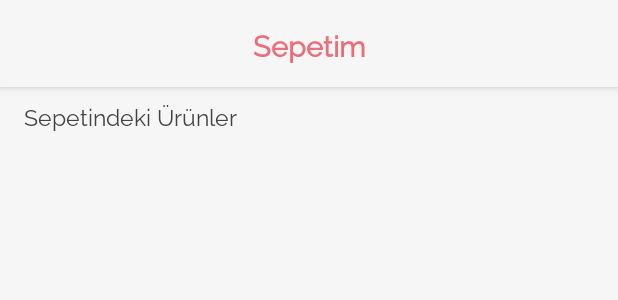
After one commit to sahinkaradeniz/ShoppingApp, an Android app: the layout fragment_cart.xml on its own in the app's theme, with its tools: preview values and no code run, on a phone screen of 412 x 824 dp. The commit adds this screen. Shown: the top 300 px of the screen. Run offline under Robolectric (Android 15) with nearby library versions, the phone set to English and light mode, and no system bars.

Commit message:
create cart fragment and design

```diff
--- /dev/null
+++ b/app/src/main/java/com/skapps/shoppingapp/ui/cart/CartFragment.kt
@@ -0,0 +1,32 @@
+package com.skapps.shoppingapp.ui.cart
+
+import androidx.lifecycle.ViewModelProvider
+import android.os.Bundle
+import androidx.fragment.app.Fragment
+import android.view.LayoutInflater
+import android.view.View
+import android.view.ViewGroup
+import com.skapps.shoppingapp.R
+
+class CartFragment : Fragment() {
+
+    companion object {
+        fun newInstance() = CartFragment()
+    }
+
+    private lateinit var viewModel: CartViewModel
+
+    override fun onCreateView(
+        inflater: LayoutInflater, container: ViewGroup?,
+        savedInstanceState: Bundle?
+    ): View? {
+        return inflater.inflate(R.layout.fragment_cart, container, false)
+    }
+
+    override fun onActivityCreated(savedInstanceState: Bundle?) {
+        super.onActivityCreated(savedInstanceState)
+        viewModel = ViewModelProvider(this).get(CartViewModel::class.java)
+        // TODO: Use the ViewModel
+    }
+
+}
--- /dev/null
+++ b/app/src/main/java/com/skapps/shoppingapp/ui/cart/CartViewModel.kt
@@ -0,0 +1,7 @@
+package com.skapps.shoppingapp.ui.cart
+
+import androidx.lifecycle.ViewModel
+
+class CartViewModel : ViewModel() {
+    // TODO: Implement the ViewModel
+}
--- /dev/null
+++ b/app/src/main/res/layout/fragment_cart.xml
@@ -0,0 +1,60 @@
+<?xml version="1.0" encoding="utf-8"?>
+<layout xmlns:app="http://schemas.android.com/apk/res-auto"
+    xmlns:tools="http://schemas.android.com/tools"
+    xmlns:android="http://schemas.android.com/apk/res/android">
+<androidx.constraintlayout.widget.ConstraintLayout
+    android:layout_width="match_parent"
+    android:layout_height="match_parent"
+    tools:context=".ui.cart.CartFragment">
+
+    <com.google.android.material.appbar.AppBarLayout
+        android:id="@+id/appBarLayout3"
+        android:layout_width="match_parent"
+        android:layout_height="58dp"
+        android:background="@color/grey"
+        app:layout_constraintEnd_toEndOf="parent"
+        app:layout_constraintStart_toStartOf="parent"
+        app:layout_constraintTop_toTopOf="parent">
+
+        <androidx.constraintlayout.widget.ConstraintLayout
+            android:layout_width="match_parent"
+            android:layout_height="match_parent">
+
+            <TextView
+                android:layout_width="wrap_content"
+                android:layout_height="wrap_content"
+                android:fontFamily="@font/raleway"
+                android:text="@string/sepetim"
+                android:textColor="@color/pie_chart_5"
+                android:textSize="19sp"
+                android:textStyle="bold|normal"
+                app:layout_constraintBottom_toBottomOf="parent"
+                app:layout_constraintEnd_toEndOf="parent"
+                app:layout_constraintStart_toStartOf="parent"
+                app:layout_constraintTop_toTopOf="parent" />
+        </androidx.constraintlayout.widget.ConstraintLayout>
+    </com.google.android.material.appbar.AppBarLayout>
+
+    <TextView
+        android:id="@+id/textView6"
+        android:layout_width="wrap_content"
+        android:layout_height="wrap_content"
+        android:layout_marginStart="16dp"
+        android:layout_marginTop="8dp"
+        android:text="Sepetindeki Ürünler"
+        android:textColor="@color/textcolor"
+        android:textSize="15sp"
+        android:fontFamily="@font/raleway"
+        app:layout_constraintStart_toStartOf="parent"
+        app:layout_constraintTop_toBottomOf="@+id/appBarLayout3" />
+
+    <androidx.recyclerview.widget.RecyclerView
+        android:layout_width="0dp"
+        android:layout_height="0dp"
+        android:layout_marginTop="8dp"
+        app:layout_constraintBottom_toBottomOf="parent"
+        app:layout_constraintEnd_toEndOf="parent"
+        app:layout_constraintStart_toStartOf="parent"
+        app:layout_constraintTop_toBottomOf="@+id/textView6" />
+</androidx.constraintlayout.widget.ConstraintLayout>
+</layout>
--- a/app/src/main/res/values/strings.xml
+++ b/app/src/main/res/values/strings.xml
@@ -4,4 +4,5 @@
     <string name="sepete_ekle">Sepete Ekle</string>
     <string name="test_string_ayakkabi">Harley Davidson Erkek Ayakkabı 34041-Siyah</string>
     <string name="size_zel">Size Özel</string>
+    <string name="sepetim">Sepetim</string>
 </resources>
```
